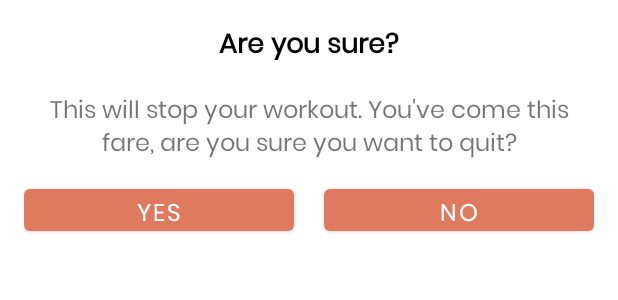
After one commit to enalymounioz/NoTime2Workout, an Android app: the layout dialog_custom_back_confirmation.xml on its own in the app's theme, with its tools: preview values and no code run, on a phone screen of 412 x 824 dp. The commit adds this screen. Shown: the top 300 px of the screen. Run offline under Robolectric (Android 15) with nearby library versions, the light colour scheme and no system bars.

Commit message:
Overrided onBackPressed to a custom dialog

```diff
--- a/app/src/main/java/com/elenivoreos/notimetoworkout/ExerciseActivity.kt
+++ b/app/src/main/java/com/elenivoreos/notimetoworkout/ExerciseActivity.kt
@@ -1,5 +1,6 @@
 package com.elenivoreos.notimetoworkout
 
+import android.app.Dialog
 import android.content.Intent
 import android.media.MediaPlayer
 import android.net.Uri
@@ -12,6 +13,7 @@
 import android.widget.Toast
 import androidx.recyclerview.widget.LinearLayoutManager
 import com.elenivoreos.notimetoworkout.databinding.ActivityExerciseBinding
+import com.elenivoreos.notimetoworkout.databinding.DialogCustomBackConfirmationBinding
 import java.util.*
 
 class ExerciseActivity : AppCompatActivity(), TextToSpeech.OnInitListener {
@@ -48,12 +50,33 @@
 
         tts = TextToSpeech(this, this)
         binding?.toolbarExercise?.setNavigationOnClickListener {
-            onBackPressed()
+            customDialogForBackButton()
         }
         setupRestView()
         setupExerciseStatusRecyclerView()
 
+        }
+    override fun onBackPressed() {
+        customDialogForBackButton()
+        //super.onBackPressed()
+
     }
+    private fun customDialogForBackButton(){
+        val customDialog = Dialog(this)
+        val dialogBinding = DialogCustomBackConfirmationBinding.inflate(layoutInflater)
+        customDialog.setContentView(dialogBinding.root)
+        customDialog.setCanceledOnTouchOutside(false)
+        dialogBinding.btnYes.setOnClickListener {
+            this@ExerciseActivity.finish()
+            customDialog.dismiss()
+        }
+        dialogBinding.btnNo.setOnClickListener {
+            customDialog.dismiss()
+        }
+        customDialog.show()
+    }
+
+
 
     private fun setupExerciseStatusRecyclerView() {
         binding?.rvExerciseStatus?.layoutManager =
--- /dev/null
+++ b/app/src/main/res/layout/dialog_custom_back_confirmation.xml
@@ -0,0 +1,56 @@
+<?xml version="1.0" encoding="utf-8"?>
+<LinearLayout xmlns:android="http://schemas.android.com/apk/res/android"
+    android:layout_width="match_parent"
+    android:layout_height="wrap_content"
+    android:padding="16dp"
+    android:gravity="center"
+    android:orientation="vertical">
+
+    <TextView
+        android:layout_width="wrap_content"
+        android:layout_height="wrap_content"
+        android:text="@string/are_you_sure"
+        android:gravity="center"
+        android:textStyle="bold"
+        android:textSize="18sp"
+        android:textColor="@color/black"
+        android:layout_marginBottom="5dp"/>
+
+    <TextView
+        android:layout_width="wrap_content"
+        android:layout_height="wrap_content"
+        android:gravity="center"
+        android:layout_marginTop="10dp"
+        android:layout_marginEnd="10dp"
+        android:layout_marginStart="10dp"
+        android:textSize="16sp"
+        android:text="@string/this_will_stop_your_workout_you_ve_come_this_fare_are_you_sure_you_want_to_quit" />
+
+    <LinearLayout
+        android:layout_width="match_parent"
+        android:layout_height="wrap_content"
+        android:layout_marginTop="10dp"
+        android:orientation="horizontal">
+
+        <Button
+            android:id="@+id/btnYes"
+            android:layout_width="0dp"
+            android:layout_height="40dp"
+            android:layout_weight="1"
+            android:layout_marginEnd="10dp"
+            android:gravity="center"
+            android:textSize="16sp"
+            android:text="YES"/>
+
+        <Button
+            android:id="@+id/btnNo"
+            android:layout_width="0dp"
+            android:layout_height="40dp"
+            android:layout_weight="1"
+            android:layout_marginStart="10dp"
+            android:gravity="center"
+            android:textSize="16sp"
+            android:text="NO"/>
+    </LinearLayout>
+
+</LinearLayout>
--- a/app/src/main/res/values/strings.xml
+++ b/app/src/main/res/values/strings.xml
@@ -2,4 +2,6 @@
     <string name="app_name">NoTimeToWorkout</string>
     <string name="image">Start Image</string>
     <string name="get_ready_for">GET READY FOR</string>
+    <string name="are_you_sure">Are you sure?</string>
+    <string name="this_will_stop_your_workout_you_ve_come_this_fare_are_you_sure_you_want_to_quit">This will stop your workout. You\'ve come this fare, are you sure you want to quit?</string>
 </resources>
```
Also changed, not shown: 85 other files.
